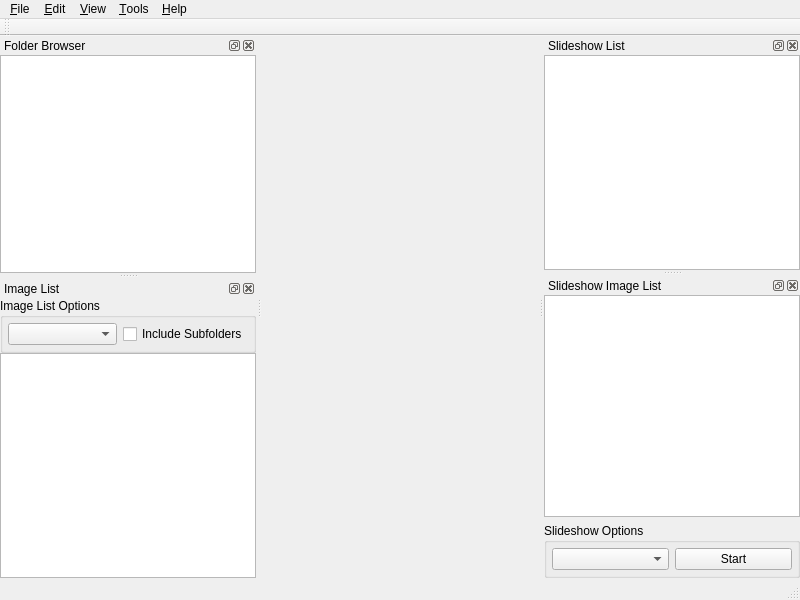
vos/qsm, file mainwindow.ui: the form before one commit.
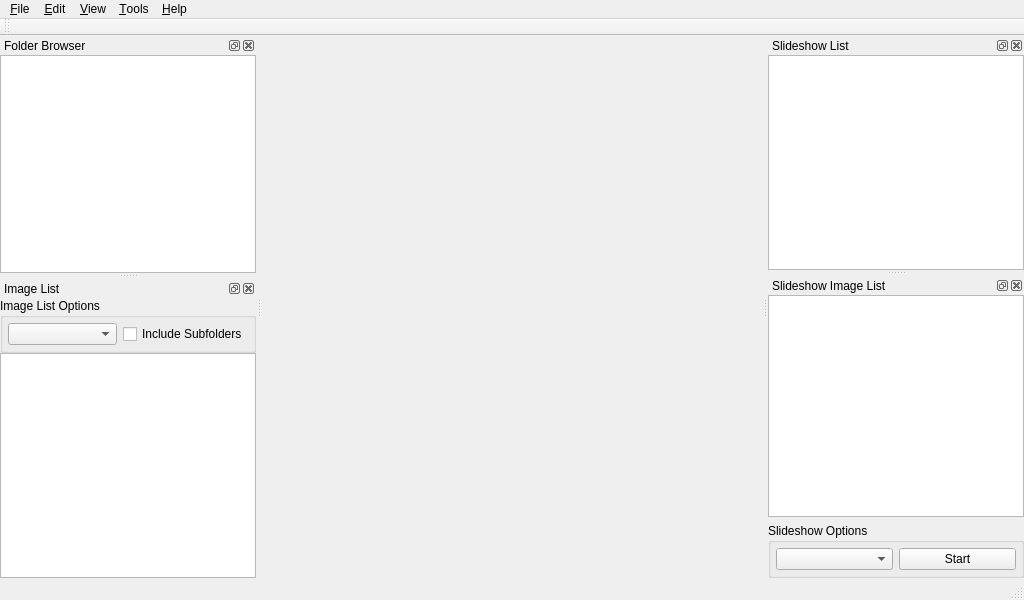
The form after the commit.

Commit message: added button to abort the folder scanning thread

What changed in the file:
```diff
--- a/mainwindow.ui
+++ b/mainwindow.ui
@@ -6,7 +6,7 @@
    <rect>
     <x>0</x>
     <y>0</y>
-    <width>800</width>
+    <width>1024</width>
     <height>600</height>
    </rect>
   </property>
@@ -19,7 +19,7 @@
     <rect>
      <x>0</x>
      <y>0</y>
-     <width>800</width>
+     <width>1024</width>
      <height>21</height>
     </rect>
    </property>
```
The commit also changes 3 other files.
